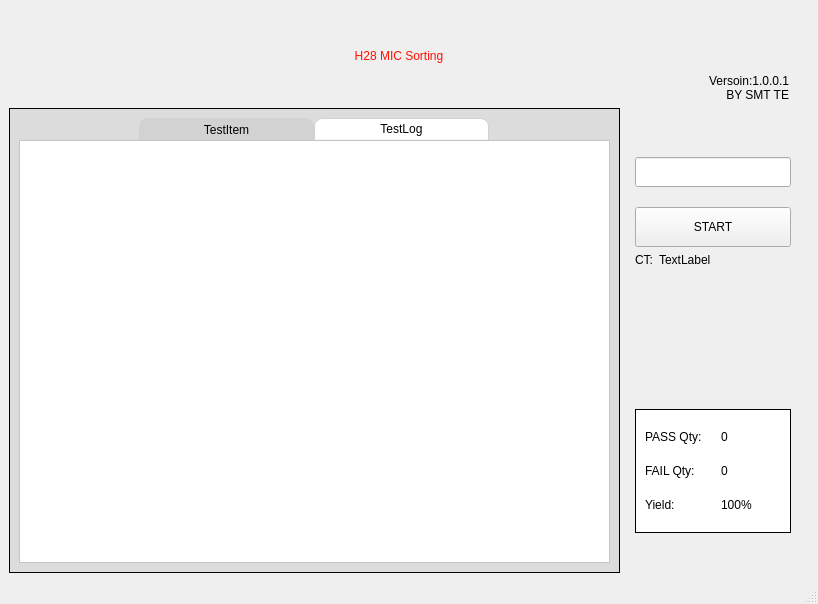
The window that GUI/UI/mainPanel.ui (Faith-lyle/LuxshareH18) describes before a commit, drawn with Qt 5.
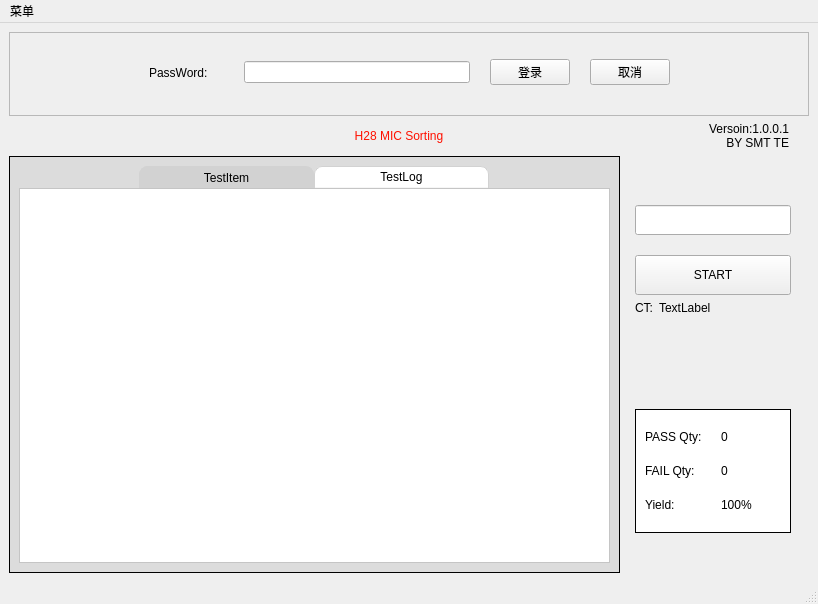
The same window after the commit. Icons and pictures are not drawn.

Commit message: 增加设置登录界面

Diff of the .ui file:
```diff
--- a/GUI/UI/mainPanel.ui
+++ b/GUI/UI/mainPanel.ui
@@ -14,7 +14,75 @@
    <string>MainWindow</string>
   </property>
   <widget class="QWidget" name="centralwidget">
-   <layout class="QVBoxLayout" name="verticalLayout_2" stretch="2,10">
+   <layout class="QVBoxLayout" name="verticalLayout_2" stretch="2,0,10">
+    <item>
+     <widget class="QFrame" name="frame">
+      <property name="frameShape">
+       <enum>QFrame::StyledPanel</enum>
+      </property>
+      <property name="frameShadow">
+       <enum>QFrame::Raised</enum>
+      </property>
+      <widget class="QWidget" name="">
+       <property name="geometry">
+        <rect>
+         <x>140</x>
+         <y>10</y>
+         <width>521</width>
+         <height>61</height>
+        </rect>
+       </property>
+       <layout class="QHBoxLayout" name="horizontalLayout_3" stretch="1,3,1,1">
+        <property name="spacing">
+         <number>20</number>
+        </property>
+        <item>
+         <widget class="QLabel" name="label_6">
+          <property name="text">
+           <string>PassWord:</string>
+          </property>
+         </widget>
+        </item>
+        <item>
+         <widget class="QLineEdit" name="lineEdit">
+          <property name="sizePolicy">
+           <sizepolicy hsizetype="Expanding" vsizetype="Fixed">
+            <horstretch>2</horstretch>
+            <verstretch>0</verstretch>
+           </sizepolicy>
+          </property>
+          <property name="inputMask">
+           <string/>
+          </property>
+          <property name="echoMode">
+           <enum>QLineEdit::Password</enum>
+          </property>
+         </widget>
+        </item>
+        <item>
+         <widget class="QPushButton" name="pushButton">
+          <property name="sizePolicy">
+           <sizepolicy hsizetype="Minimum" vsizetype="Fixed">
+            <horstretch>1</horstretch>
+            <verstretch>0</verstretch>
+           </sizepolicy>
+          </property>
+          <property name="text">
+           <string>登录</string>
+          </property>
+         </widget>
+        </item>
+        <item>
+         <widget class="QPushButton" name="pushButton_3">
+          <property name="text">
+           <string>取消</string>
+          </property>
+         </widget>
+        </item>
+       </layout>
+      </widget>
+     </widget>
+    </item>
     <item>
      <layout class="QHBoxLayout" name="horizontalLayout_2" stretch="2,3,2">
       <property name="rightMargin">
@@ -380,6 +448,14 @@
      <height>21</height>
     </rect>
    </property>
+   <widget class="QMenu" name="menu">
+    <property name="title">
+     <string>菜单</string>
+    </property>
+    <addaction name="action"/>
+    <addaction name="action_2"/>
+   </widget>
+   <addaction name="menu"/>
   </widget>
   <widget class="QStatusBar" name="statusbar"/>
  </widget>
```
Left out of the diff: 35 changed lines with no effect on the pictures. The commit also changes 6 other files.
